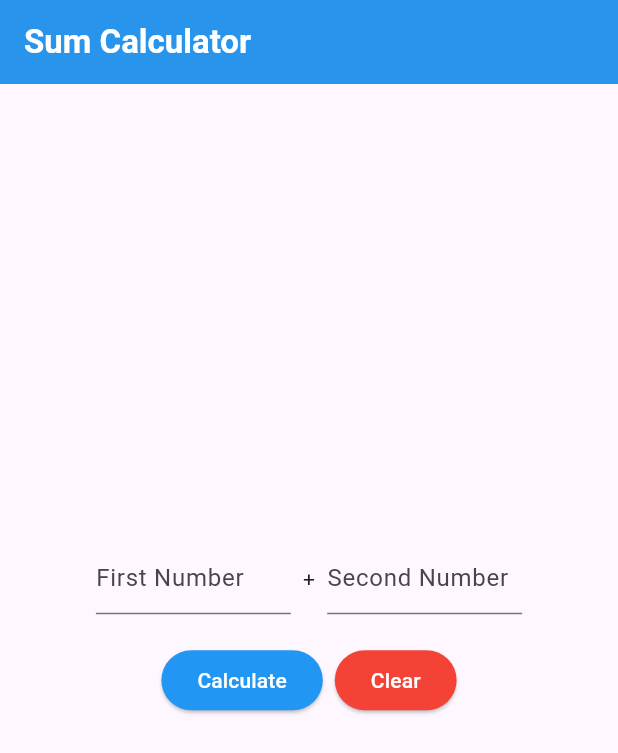
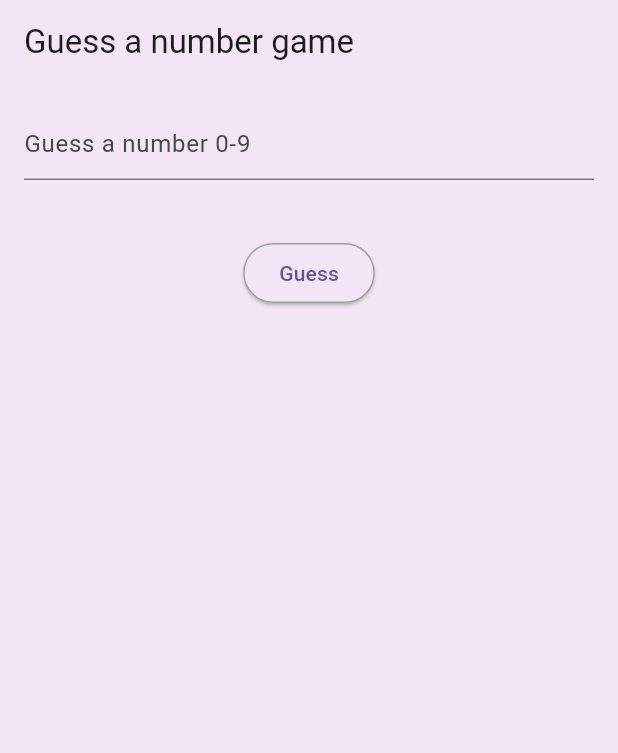
Before and after one commit to N-K-L1/flutter_application, a Flutter app: the screen it shows after launch, on a phone screen of 412 x 824 dp. Shown: the top 753 px of the screen. Run offline on Flutter 3.47's test engine with Material 3 defaults, Android fonts, the phone set to English and light mode, and no system bars.

Commit message:
Complete guess_number.dart

```diff
--- a/lib/main.dart
+++ b/lib/main.dart
@@ -1,4 +1,4 @@
 import 'package:flutter/material.dart';
-import 'package:flutter_application/week05/sum.dart';
+import 'package:flutter_application/week05/guess_number.dart';
 
-void main() => runApp(MaterialApp(home: Sum()));
+void main() => runApp(MaterialApp(home: GuessNumber()));
--- /dev/null
+++ b/lib/week05/guess_number.dart
@@ -0,0 +1,107 @@
+import 'dart:math';
+import 'package:flutter/material.dart';
+
+class GuessNumber extends StatefulWidget {
+  const GuessNumber({super.key});
+
+  @override
+  State<GuessNumber> createState() => _GuessNumberState();
+}
+
+class _GuessNumberState extends State<GuessNumber> {
+  final TextEditingController _controller = TextEditingController();
+  late int randomNumber;
+  int attempts = 3;
+  String feedback = "";
+  bool gameOver = false;
+
+  @override
+  void initState() {
+    super.initState();
+    _resetGame();
+  }
+
+  void _resetGame() {
+    randomNumber = Random().nextInt(10);
+    attempts = 3;
+    feedback = "";
+    gameOver = false;
+    _controller.clear();
+    setState(() {});
+  }
+
+  void _checkGuess() {
+    if (_controller.text.isEmpty ||
+        int.tryParse(_controller.text) == null ||
+        int.parse(_controller.text) < 0 ||
+        int.parse(_controller.text) > 9) {
+      setState(() {
+        feedback = "Please enter a number between 0 and 9";
+      });
+      return;
+    }
+
+    int guess = int.parse(_controller.text);
+
+    setState(() {
+      if (guess == randomNumber) {
+        feedback = "Correct, you win!";
+        gameOver = true;
+      } else {
+        attempts--;
+        if (attempts == 0) {
+          feedback = "Sorry, you lose. The answer is $randomNumber";
+          gameOver = true;
+        } else {
+          feedback = guess > randomNumber
+              ? "$guess is too large, $attempts chance(s) left!"
+              : "$guess is too small, $attempts chance(s) left!";
+        }
+      }
+    });
+  }
+
+  @override
+  Widget build(BuildContext context) {
+    return Scaffold(
+      backgroundColor: Colors.purple[50],
+      appBar: AppBar(
+        title: const Text("Guess a number game"),
+        backgroundColor: Colors.purple[50],
+      ),
+      body: Padding(
+        padding: const EdgeInsets.all(16),
+        child: Column(
+          mainAxisAlignment: MainAxisAlignment.start,
+          children: [
+            TextField(
+              controller: _controller,
+              keyboardType: TextInputType.number,
+              enabled: !gameOver,
+              decoration: const InputDecoration(
+                hintText: "Guess a number 0-9",
+                border: UnderlineInputBorder(),
+              ),
+            ),
+            const SizedBox(height: 10),
+
+            Text(feedback, style: TextStyle(color: Colors.red, fontSize: 16)),
+            const SizedBox(height: 5),
+
+            ElevatedButton(
+              onPressed: gameOver ? _resetGame : _checkGuess,
+              style: ElevatedButton.styleFrom(
+                backgroundColor: Colors.purple[50],
+                shape: RoundedRectangleBorder(
+                  borderRadius: BorderRadius.circular(20),
+                  side: const BorderSide(color: Colors.grey),
+                ),
+              ),
+              child: Text(gameOver ? "Replay" : "Guess"),
+            ),
+          ],
+        ),
+      ),
+    );
+  }
+}
```
